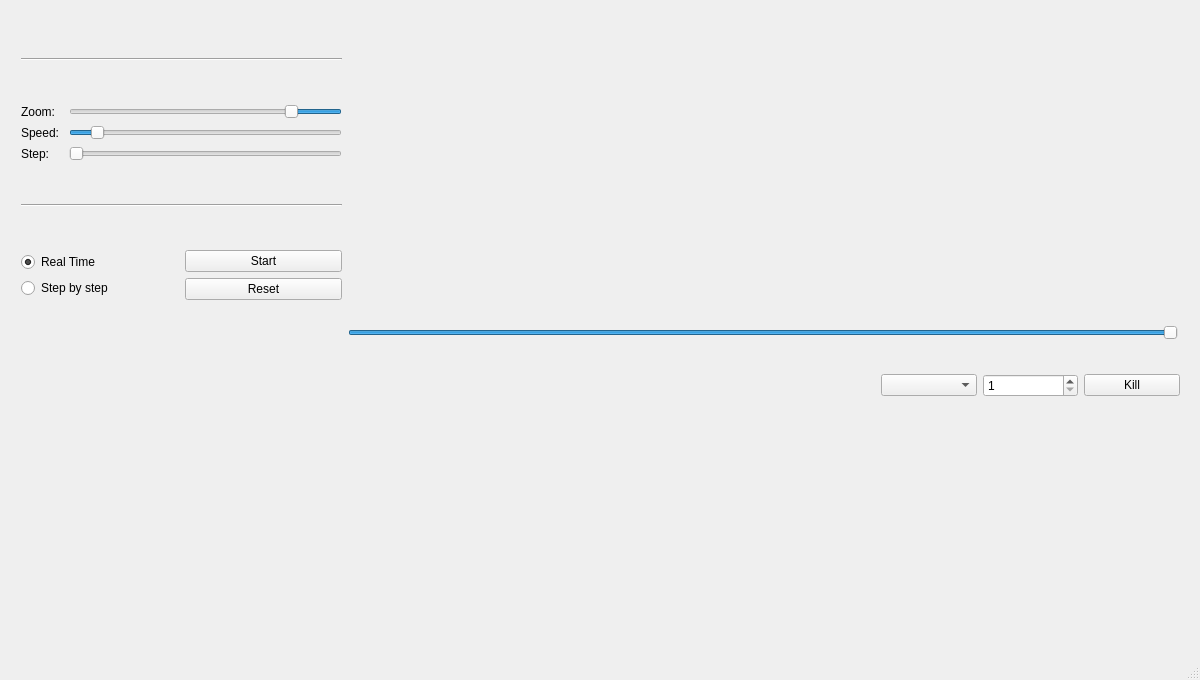
Above: EconomicEngineDebugGUI/EconomicEngineDebugGUI.ui from ZeCroque/EconomicEngine before the change. Below: the same form after it.
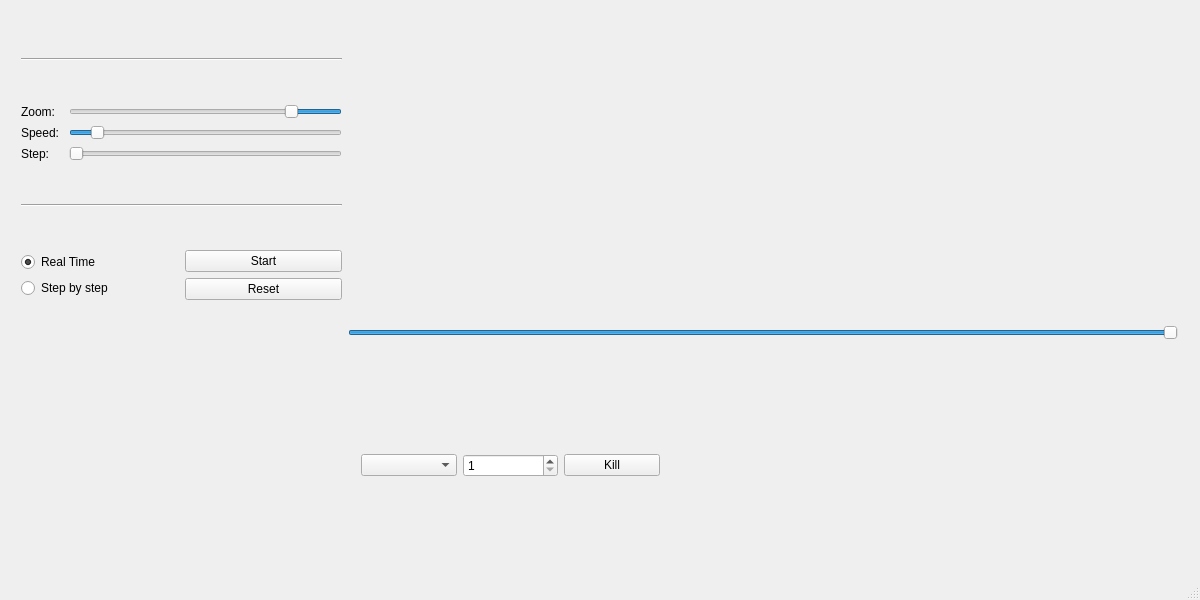
That is the form after the change. Custom widgets are drawn as their Qt base class.

Commit message: Feat -> Jobs/UI: Add Jobs info on UI

Patch:
```diff
--- a/EconomicEngineDebugGUI/EconomicEngineDebugGUI.ui
+++ b/EconomicEngineDebugGUI/EconomicEngineDebugGUI.ui
@@ -7,19 +7,19 @@
     <x>0</x>
     <y>0</y>
     <width>1200</width>
-    <height>680</height>
+    <height>600</height>
    </rect>
   </property>
   <property name="minimumSize">
    <size>
     <width>1180</width>
-    <height>680</height>
+    <height>600</height>
    </size>
   </property>
   <property name="maximumSize">
    <size>
     <width>1200</width>
-    <height>680</height>
+    <height>600</height>
    </size>
   </property>
   <property name="windowTitle">
@@ -262,10 +262,10 @@
    <widget class="QWidget" name="gridLayoutWidget">
     <property name="geometry">
      <rect>
-      <x>870</x>
+      <x>350</x>
       <y>360</y>
       <width>321</width>
-      <height>51</height>
+      <height>211</height>
      </rect>
     </property>
     <layout class="QGridLayout" name="gridLayout">
```
Left out of the diff: 34 changed lines with no effect on the pictures. The commit also changes 3 other files.
